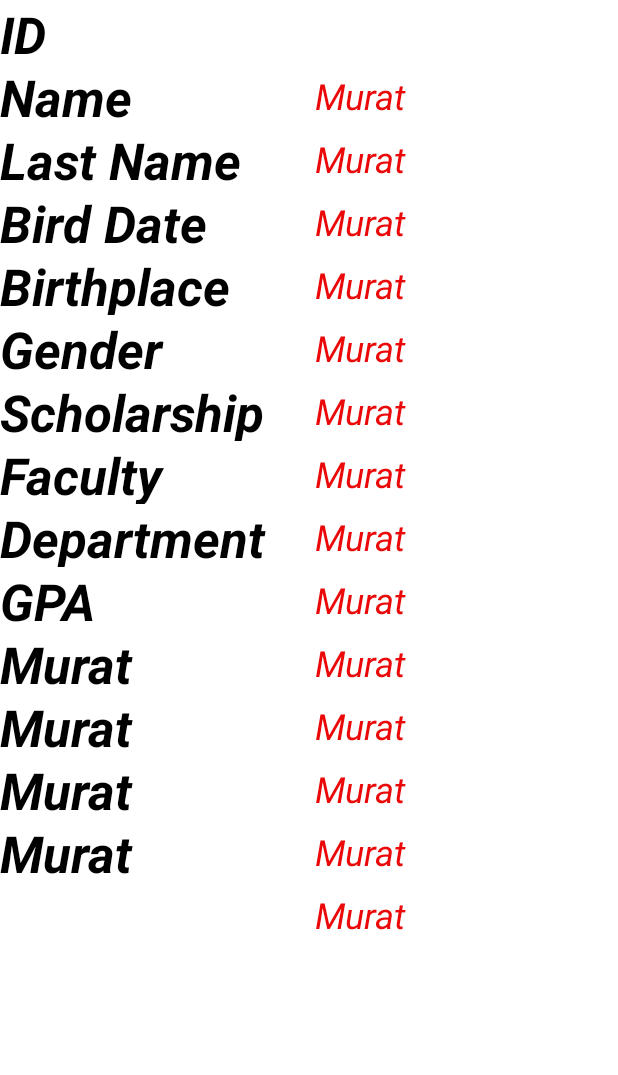
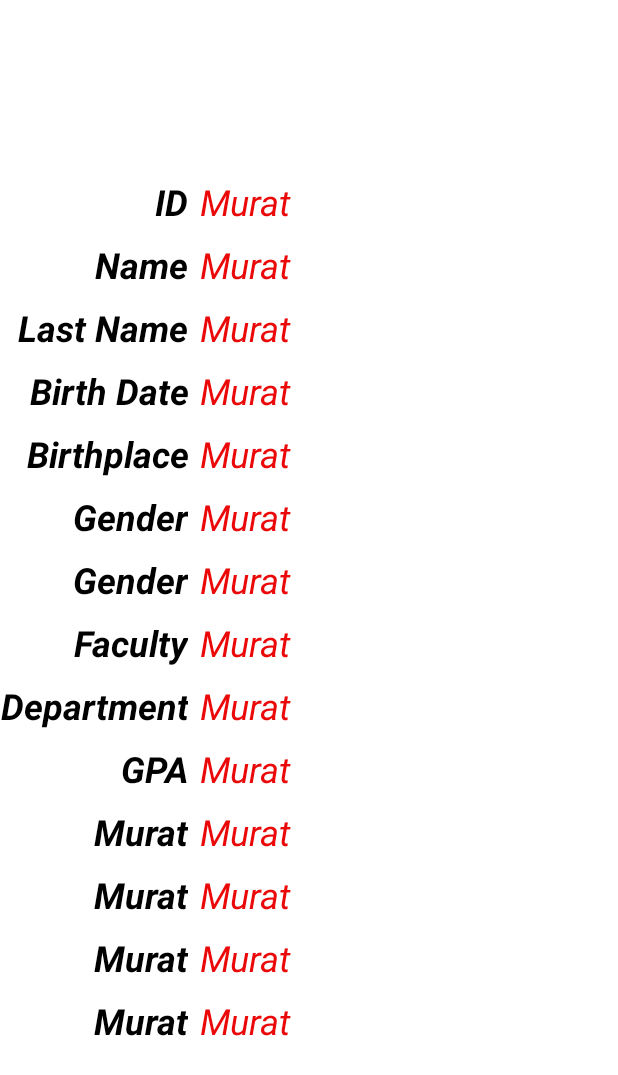
Before and after one commit to JustRelaxable/CMPE-408-Project-01, an Android app: the layout popup.xml on its own in the app's theme, with its tools: preview values and no code run, on a phone screen of 412 x 824 dp. Shown: the top 1075 px of the screen. Run offline under Robolectric (Android 15) with nearby library versions, the phone set to English and light mode, and no system bars.

Commit message:
popup layout strings changed & popup layout adjustments

```diff
--- a/app/src/main/res/layout/popup.xml
+++ b/app/src/main/res/layout/popup.xml
@@ -3,14 +3,15 @@
     xmlns:app="http://schemas.android.com/apk/res-auto"
     xmlns:tools="http://schemas.android.com/tools"
     android:layout_width="match_parent"
-    android:orientation="vertical"
-    android:layout_height="match_parent">
+    android:layout_height="match_parent"
+    android:orientation="vertical">
 
     <LinearLayout
         android:id="@+id/linearLayout2"
-        android:layout_width="203dp"
-        android:layout_height="734dp"
+        android:layout_width="wrap_content"
+        android:layout_height="wrap_content"
         android:orientation="vertical"
+        app:layout_constraintBottom_toBottomOf="parent"
         app:layout_constraintStart_toStartOf="parent"
         app:layout_constraintTop_toTopOf="parent">
 
@@ -18,135 +19,150 @@
             android:id="@+id/textView89"
             android:layout_width="match_parent"
             android:layout_height="42dp"
-            android:text="ID"
+            android:gravity="right"
+            android:text="@string/id"
             android:textColor="@color/black"
-            android:textSize="34sp"
+            android:textSize="24sp"
             android:textStyle="bold|italic" />
 
         <TextView
             android:id="@+id/textView90"
             android:layout_width="match_parent"
             android:layout_height="42dp"
-            android:text="Name"
+            android:gravity="right"
+            android:text="@string/name"
             android:textColor="@color/black"
-            android:textSize="34sp"
+            android:textSize="24sp"
             android:textStyle="bold|italic" />
 
         <TextView
             android:id="@+id/textView91"
             android:layout_width="match_parent"
             android:layout_height="42dp"
-            android:text="Last Name"
+            android:gravity="right"
+            android:text="@string/last_name"
             android:textColor="@color/black"
-            android:textSize="34sp"
+            android:textSize="24sp"
             android:textStyle="bold|italic" />
 
         <TextView
             android:id="@+id/textView92"
             android:layout_width="match_parent"
             android:layout_height="42dp"
-            android:text="Bird Date"
+            android:gravity="right"
+            android:text="@string/birth_date"
             android:textColor="@color/black"
-            android:textSize="34sp"
+            android:textSize="24sp"
             android:textStyle="bold|italic" />
 
         <TextView
             android:id="@+id/textView93"
             android:layout_width="match_parent"
             android:layout_height="42dp"
-            android:text="Birthplace"
+            android:gravity="right"
+            android:text="@string/birthplace"
             android:textColor="@color/black"
-            android:textSize="34sp"
+            android:textSize="24sp"
             android:textStyle="bold|italic" />
 
         <TextView
             android:id="@+id/textView94"
             android:layout_width="match_parent"
             android:layout_height="42dp"
+            android:gravity="right"
             android:text="Gender"
             android:textColor="@color/black"
-            android:textSize="34sp"
+            android:textSize="24sp"
             android:textStyle="bold|italic" />
 
         <TextView
             android:id="@+id/textView95"
             android:layout_width="match_parent"
             android:layout_height="42dp"
-            android:text="Scholarship"
+            android:gravity="right"
+            android:text="@string/gender"
             android:textColor="@color/black"
-            android:textSize="34sp"
+            android:textSize="24sp"
             android:textStyle="bold|italic" />
 
         <TextView
             android:id="@+id/textView96"
             android:layout_width="match_parent"
             android:layout_height="42dp"
-            android:text="Faculty"
+            android:gravity="right"
+            android:text="@string/faculty"
             android:textColor="@color/black"
-            android:textSize="34sp"
+            android:textSize="24sp"
             android:textStyle="bold|italic" />
 
         <TextView
             android:id="@+id/textView97"
             android:layout_width="match_parent"
             android:layout_height="42dp"
-            android:text="Department"
+            android:gravity="right"
+            android:text="@string/department"
             android:textColor="@color/black"
-            android:textSize="34sp"
+            android:textSize="24sp"
             android:textStyle="bold|italic" />
 
         <TextView
             android:id="@+id/textView98"
             android:layout_width="match_parent"
             android:layout_height="42dp"
-            android:text="GPA"
+            android:gravity="right"
+            android:text="@string/gpa"
             android:textColor="@color/black"
-            android:textSize="34sp"
+            android:textSize="24sp"
             android:textStyle="bold|italic" />
 
         <TextView
             android:id="@+id/textView99"
             android:layout_width="match_parent"
             android:layout_height="42dp"
+            android:gravity="right"
             android:text="Murat"
             android:textColor="@color/black"
-            android:textSize="34sp"
+            android:textSize="24sp"
             android:textStyle="bold|italic" />
 
         <TextView
             android:id="@+id/textView100"
             android:layout_width="match_parent"
             android:layout_height="42dp"
+            android:gravity="right"
             android:text="Murat"
             android:textColor="@color/black"
-            android:textSize="34sp"
+            android:textSize="24sp"
             android:textStyle="bold|italic" />
 
         <TextView
             android:id="@+id/textView101"
             android:layout_width="match_parent"
             android:layout_height="42dp"
+            android:gravity="right"
             android:text="Murat"
             android:textColor="@color/black"
-            android:textSize="34sp"
+            android:textSize="24sp"
             android:textStyle="bold|italic" />
 
         <TextView
             android:id="@+id/textView65"
             android:layout_width="match_parent"
             android:layout_height="42dp"
+            android:gravity="right"
             android:text="Murat"
             android:textColor="@color/black"
-            android:textSize="34sp"
+            android:textSize="24sp"
             android:textStyle="bold|italic" />
     </LinearLayout>
 
     <LinearLayout
-        android:layout_width="196dp"
-        android:layout_height="729dp"
+        android:id="@+id/linearLayout"
+        android:layout_width="wrap_content"
+        android:layout_height="wrap_content"
+        android:layout_marginStart="8dp"
         android:orientation="vertical"
         app:layout_constraintBottom_toBottomOf="parent"
-        app:layout_constraintEnd_toEndOf="parent"
         app:layout_constraintStart_toEndOf="@+id/linearLayout2"
         app:layout_constraintTop_toTopOf="parent">
 
@@ -291,4 +307,5 @@
             android:textStyle="italic" />
 
     </LinearLayout>
+
 </androidx.constraintlayout.widget.ConstraintLayout>
--- a/app/src/main/res/values/strings.xml
+++ b/app/src/main/res/values/strings.xml
@@ -27,4 +27,6 @@
     <string name="fields_submitted_successfully">Informations submitted successfully!</string>
     <string name="scholarship_status">Scholarship Status</string>
     <string name="gpa">GPA</string>
+    <string name="faculty">Faculty</string>
+    <string name="department">Department</string>
 </resources>
```
